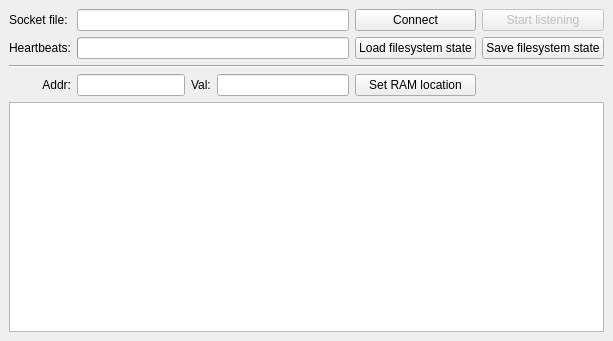
Above: simmain.ui from colinbourassa/sd2-tester-sim before the change. Below: the same form after it.
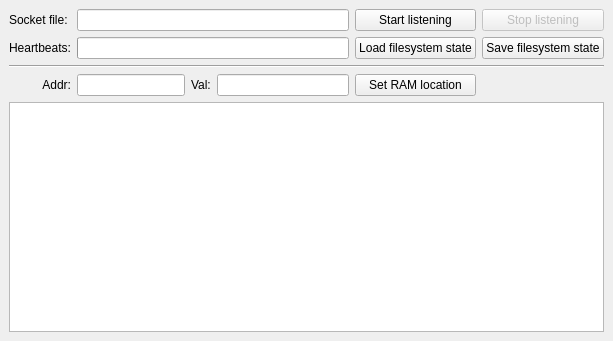
That is the form after the change. Custom widgets are drawn as their Qt base class.

Commit message: Start/stop logistics

What changed in the file:
```diff
--- a/simmain.ui
+++ b/simmain.ui
@@ -26,9 +26,9 @@
      </widget>
     </item>
     <item row="0" column="5">
-     <widget class="QPushButton" name="connectButton">
+     <widget class="QPushButton" name="startListeningButton">
       <property name="text">
-       <string>Connect</string>
+       <string>Start listening</string>
       </property>
      </widget>
     </item>
@@ -67,12 +67,12 @@
      <widget class="QLineEdit" name="valBox"/>
     </item>
     <item row="0" column="6">
-     <widget class="QPushButton" name="startListeningButton">
+     <widget class="QPushButton" name="stopListeningButton">
       <property name="enabled">
        <bool>false</bool>
       </property>
       <property name="text">
-       <string>Start listening</string>
+       <string>Stop listening</string>
       </property>
      </widget>
     </item>
```
The commit also changes 3 other files.
